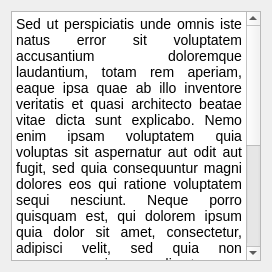
Qt form Overlay/Overlay/widget.ui (desfreng/TPE-Cancer) before a commit.
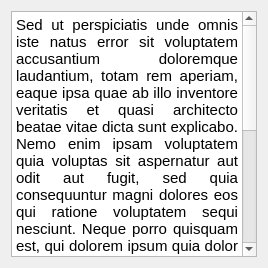
The same form after that commit.

The edit to the form file:
```diff
--- a/Overlay/Overlay/widget.ui
+++ b/Overlay/Overlay/widget.ui
@@ -16,24 +16,12 @@
   <layout class="QHBoxLayout" name="horizontalLayout">
    <item>
     <widget class="QTextBrowser" name="textBrowser">
-     <property name="minimumSize">
-      <size>
-       <width>250</width>
-       <height>250</height>
-      </size>
-     </property>
-     <property name="maximumSize">
-      <size>
-       <width>250</width>
-       <height>250</height>
-      </size>
-     </property>
      <property name="html">
       <string>&lt;!DOCTYPE HTML PUBLIC &quot;-//W3C//DTD HTML 4.0//EN&quot; &quot;http://www.w3.org/TR/REC-html40/strict.dtd&quot;&gt;
 &lt;html&gt;&lt;head&gt;&lt;meta name=&quot;qrichtext&quot; content=&quot;1&quot; /&gt;&lt;style type=&quot;text/css&quot;&gt;
 p, li { white-space: pre-wrap; }
-&lt;/style&gt;&lt;/head&gt;&lt;body style=&quot; font-family:'Ubuntu'; font-size:11pt; font-weight:400; font-style:normal;&quot;&gt;
-&lt;p align=&quot;justify&quot; style=&quot; margin-top:0px; margin-bottom:0px; margin-left:0px; margin-right:0px; -qt-block-indent:0; text-indent:0px;&quot;&gt;&lt;span style=&quot; font-family:'Open Sans,Arial,sans-serif'; font-size:14px; color:#000000; background-color:#ffffff;&quot;&gt;Sed ut perspiciatis unde omnis iste natus error sit voluptatem accusantium doloremque laudantium, totam rem aperiam, eaque ipsa quae ab illo inventore veritatis et quasi architecto beatae vitae dicta sunt explicabo. Nemo enim ipsam voluptatem quia voluptas sit aspernatur aut odit aut fugit, sed quia consequuntur magni dolores eos qui ratione voluptatem sequi nesciunt. Neque porro quisquam est, qui dolorem ipsum quia dolor sit amet, consectetur, adipisci velit, sed quia non numquam eius modi tempora incidunt ut labore et dolore magnam aliquam quaerat voluptatem. Ut enim ad minima veniam, quis nostrum exercitationem ullam corporis suscipit laboriosam, nisi ut aliquid ex ea commodi consequatur? Quis autem vel eum iure reprehenderit qui in ea voluptate velit esse quam nihil molestiae consequatur, vel illum qui dolorem eum fugiat quo voluptas nulla pariatur?&lt;/span&gt;&lt;/p&gt;&lt;/body&gt;&lt;/html&gt;</string>
+&lt;/style&gt;&lt;/head&gt;&lt;body style=&quot; font-family:'Ubuntu'; font-size:10pt; font-weight:400; font-style:normal;&quot;&gt;
+&lt;p align=&quot;justify&quot; style=&quot; margin-top:0px; margin-bottom:0px; margin-left:0px; margin-right:0px; -qt-block-indent:0; text-indent:0px;&quot;&gt;&lt;span style=&quot; font-family:'Open Sans,Arial,sans-serif'; font-size:11pt; color:#000000; background-color:#ffffff;&quot;&gt;Sed ut perspiciatis unde omnis iste natus error sit voluptatem accusantium doloremque laudantium, totam rem aperiam, eaque ipsa quae ab illo inventore veritatis et quasi architecto beatae vitae dicta sunt explicabo. Nemo enim ipsam voluptatem quia voluptas sit aspernatur aut odit aut fugit, sed quia consequuntur magni dolores eos qui ratione voluptatem sequi nesciunt. Neque porro quisquam est, qui dolorem ipsum quia dolor sit amet, consectetur, adipisci velit, sed quia non numquam eius modi tempora incidunt ut labore et dolore magnam aliquam quaerat voluptatem. Ut enim ad minima veniam, quis nostrum exercitationem ullam corporis suscipit laboriosam, nisi ut aliquid ex ea commodi consequatur? Quis autem vel eum iure reprehenderit qui in ea voluptate velit esse quam nihil molestiae consequatur, vel illum qui dolorem eum fugiat quo voluptas nulla pariatur?&lt;/span&gt;&lt;/p&gt;&lt;/body&gt;&lt;/html&gt;</string>
      </property>
     </widget>
    </item>
```
Left out of the diff: 12 changed lines with no effect on the pictures.
